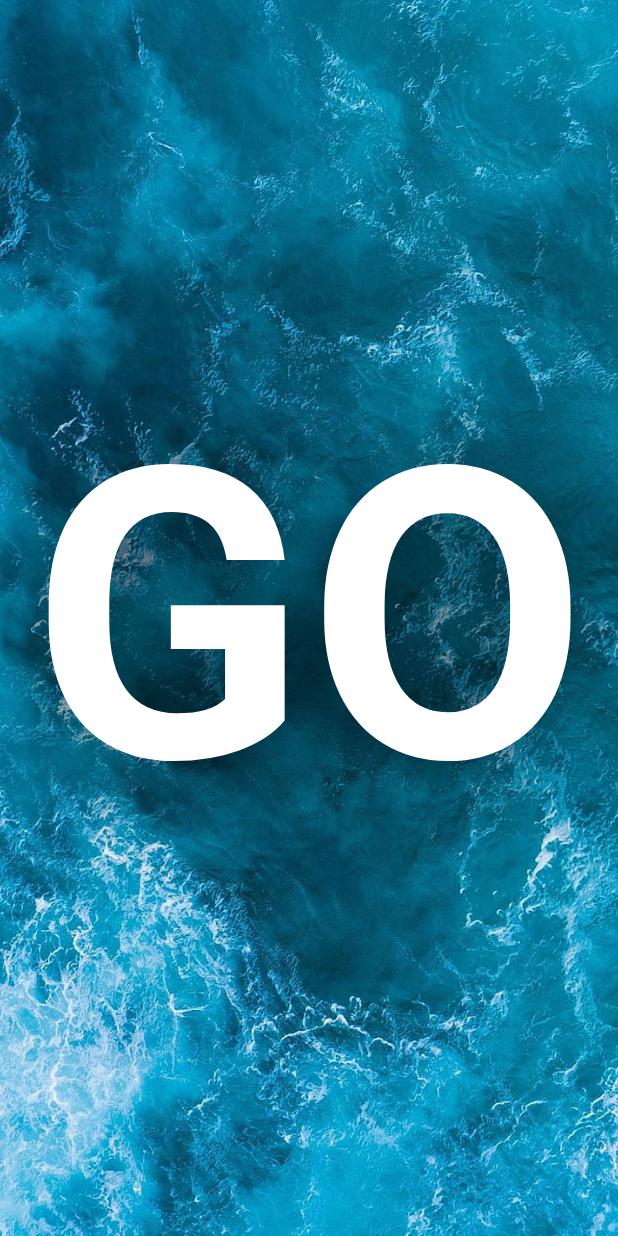
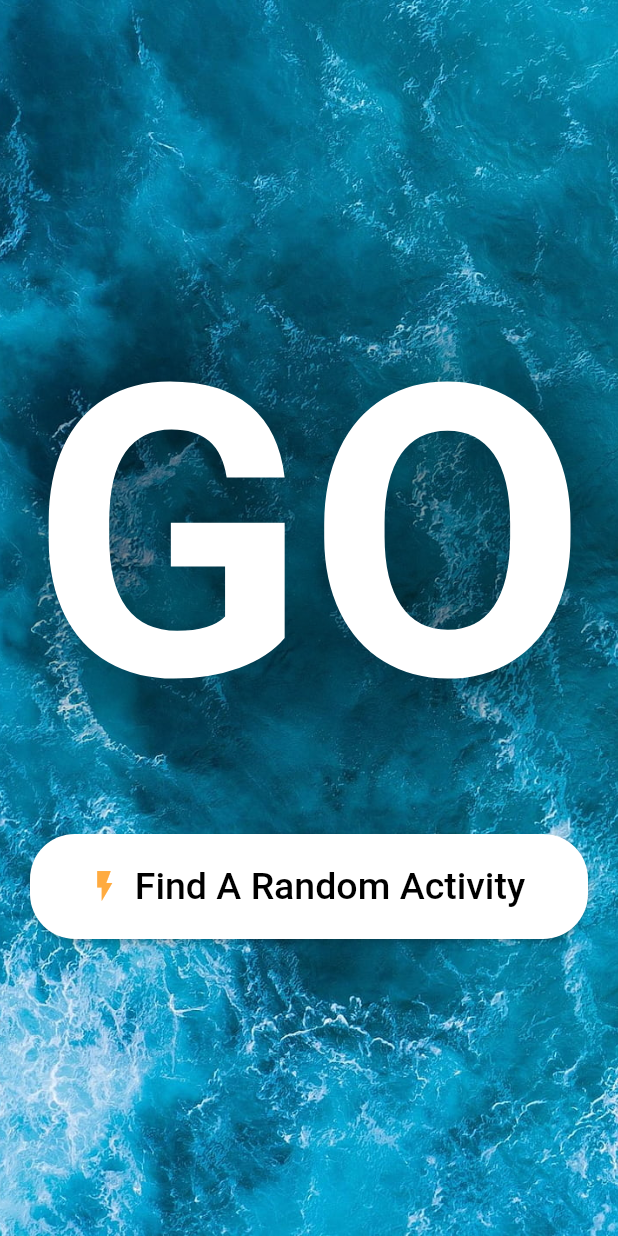
Before and after one commit to muhamed-hasan/Random-Advice, a Flutter app: the screen it shows after launch, on a phone screen of 412 x 824 dp. Run offline on Flutter 3.47's test engine with Material 2 defaults, Android fonts, the phone set to English and light mode, and no system bars; our stand-ins replace dartz, dio, equatable, shared_preferences; missing offline and left inert: data_connection_checker_tv.

Commit message:
add button to landing page

```diff
--- a/lib/feature/random_activity/display/pages/landing_page.dart
+++ b/lib/feature/random_activity/display/pages/landing_page.dart
@@ -1,4 +1,7 @@
 import 'package:flutter/material.dart';
+
+import '../widgets/custom_elevated_button.dart';
+import '../widgets/skeleton_widget.dart';
 
 class LandingPage extends StatelessWidget {
   const LandingPage({Key? key}) : super(key: key);
@@ -39,21 +42,21 @@ class LandingPage extends StatelessWidget {
                   ),
                 ),
               ),
-              // CustomElevatedButtonWidget(
-              //   buttonColor: Colors.white,
-              //   textColor: Colors.black,
-              //   iconColor: Colors.orangeAccent,
-              //   callback: () {
-              //     Provider.of<RandomActivityProvider>(context, listen: false)
-              //         .eitherFailureOrActivity();
+              CustomElevatedButtonWidget(
+                buttonColor: Colors.white,
+                textColor: Colors.black,
+                iconColor: Colors.orangeAccent,
+                callback: () {
+                  // Provider.of<RandomActivityProvider>(context, listen: false)
+                  //     .eitherFailureOrActivity();
 
-              //     Navigator.of(context).push(
-              //       MaterialPageRoute(
-              //         builder: (context) => const SkeletonWidget(),
-              //       ),
-              //     );
-              //   },
-              // )
+                  Navigator.of(context).push(
+                    MaterialPageRoute(
+                      builder: (context) => const SkeletonWidget(),
+                    ),
+                  );
+                },
+              )
             ],
           )
         ],
```
